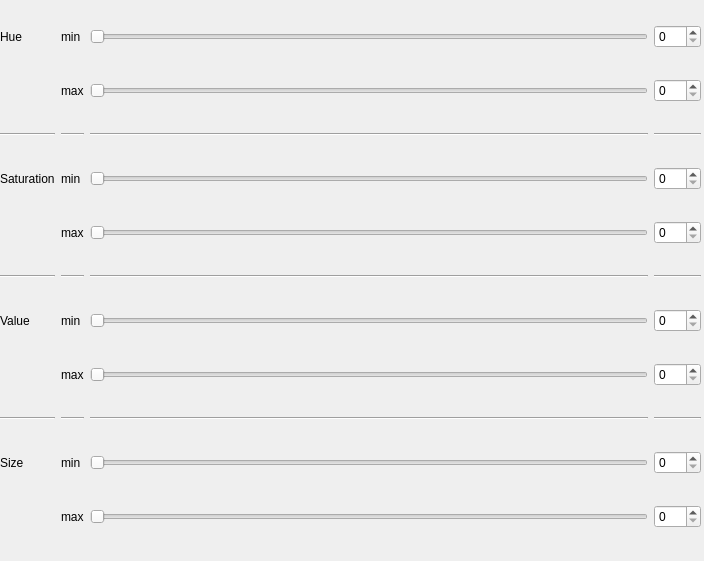
PML30robot/aips, file gui/ui/object_params.ui: the form before one commit.
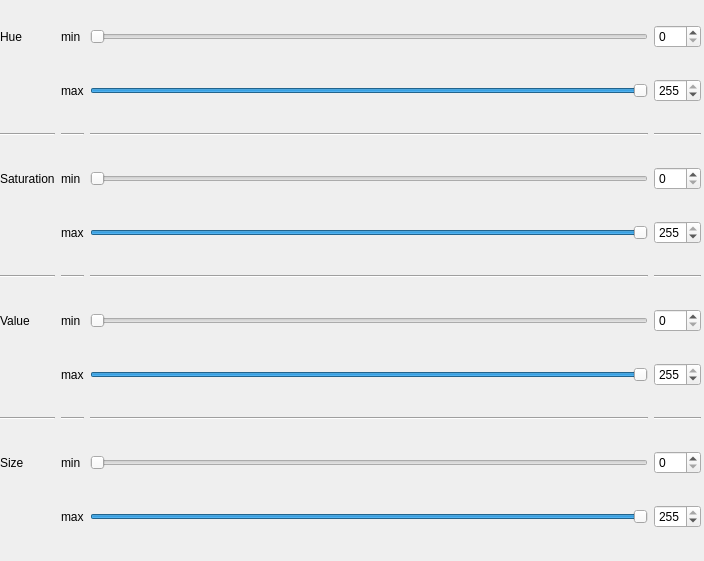
The form after the commit.

Commit message: add object parametr window

What changed in the file:
```diff
--- a/gui/ui/object_params.ui
+++ b/gui/ui/object_params.ui
@@ -28,6 +28,9 @@
       <property name="maximum">
        <number>255</number>
       </property>
+      <property name="value">
+       <number>255</number>
+      </property>
       <property name="orientation">
        <enum>Qt::Horizontal</enum>
       </property>
@@ -65,6 +68,9 @@
       <property name="maximum">
        <number>255</number>
       </property>
+      <property name="value">
+       <number>255</number>
+      </property>
       <property name="orientation">
        <enum>Qt::Horizontal</enum>
       </property>
@@ -75,6 +81,9 @@
       <property name="maximum">
        <number>255</number>
       </property>
+      <property name="value">
+       <number>255</number>
+      </property>
       <property name="orientation">
        <enum>Qt::Horizontal</enum>
       </property>
@@ -116,6 +125,9 @@
       <property name="maximum">
        <number>255</number>
       </property>
+      <property name="value">
+       <number>255</number>
+      </property>
       <property name="orientation">
        <enum>Qt::Horizontal</enum>
       </property>
@@ -199,6 +211,9 @@
       <property name="maximum">
        <number>255</number>
       </property>
+      <property name="value">
+       <number>255</number>
+      </property>
      </widget>
     </item>
     <item row="4" column="3">
@@ -206,6 +221,9 @@
       <property name="maximum">
        <number>255</number>
       </property>
+      <property name="value">
+       <number>255</number>
+      </property>
      </widget>
     </item>
     <item row="7" column="3">
@@ -213,6 +231,9 @@
       <property name="maximum">
        <number>255</number>
       </property>
+      <property name="value">
+       <number>255</number>
+      </property>
      </widget>
     </item>
     <item row="9" column="3">
@@ -227,6 +248,9 @@
       <property name="maximum">
        <number>255</number>
       </property>
+      <property name="value">
+       <number>255</number>
+      </property>
      </widget>
     </item>
     <item row="0" column="1">
```
Left out of the diff: 314 changed lines with no effect on the pictures. The commit also changes 4 other files.
